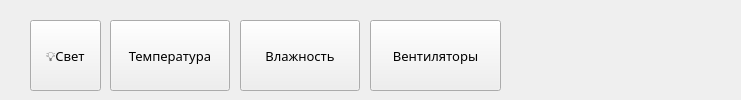
chelovek12565/farm, file ui/control_widget.ui: the form before one commit.
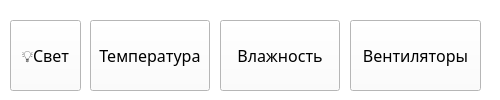
The form after the commit.

What changed in the file:
```diff
--- a/ui/control_widget.ui
+++ b/ui/control_widget.ui
@@ -6,7 +6,7 @@
    <rect>
     <x>0</x>
     <y>0</y>
-    <width>741</width>
+    <width>500</width>
     <height>100</height>
    </rect>
   </property>
@@ -18,13 +18,13 @@
   </property>
   <property name="minimumSize">
    <size>
-    <width>741</width>
+    <width>500</width>
     <height>100</height>
    </size>
   </property>
   <property name="maximumSize">
    <size>
-    <width>16777215</width>
+    <width>550</width>
     <height>100</height>
    </size>
   </property>
@@ -32,12 +32,15 @@
    <string>Form</string>
   </property>
   <property name="styleSheet">
-   <string notr="true"/>
+   <string notr="true">QPushButton {font: 63 12pt &quot;Segoe UI Semibold&quot;}
+QPushButton:hover{background: #2666DE; border:none;}
+QWidget {background: white;}
+</string>
   </property>
   <widget class="QPushButton" name="lightButton">
    <property name="geometry">
     <rect>
-     <x>30</x>
+     <x>10</x>
      <y>20</y>
      <width>71</width>
      <height>71</height>
@@ -63,8 +66,11 @@
    </property>
    <property name="font">
     <font>
-     <family>Segoe UI Variable Text Semibold</family>
-     <pointsize>10</pointsize>
+     <family>Segoe UI Semibold</family>
+     <pointsize>12</pointsize>
+     <weight>7</weight>
+     <italic>false</italic>
+     <bold>false</bold>
     </font>
    </property>
    <property name="autoFillBackground">
@@ -86,7 +92,7 @@
   <widget class="QPushButton" name="tempButton">
    <property name="geometry">
     <rect>
-     <x>110</x>
+     <x>90</x>
      <y>20</y>
      <width>120</width>
      <height>71</height>
@@ -106,8 +112,11 @@
    </property>
    <property name="font">
     <font>
-     <family>Segoe UI Variable Text Semibold</family>
-     <pointsize>10</pointsize>
+     <family>Segoe UI Semibold</family>
+     <pointsize>12</pointsize>
+     <weight>7</weight>
+     <italic>false</italic>
+     <bold>false</bold>
     </font>
    </property>
    <property name="autoFillBackground">
@@ -129,7 +138,7 @@
   <widget class="QPushButton" name="humidButton">
    <property name="geometry">
     <rect>
-     <x>240</x>
+     <x>220</x>
      <y>20</y>
      <width>120</width>
      <height>71</height>
@@ -149,8 +158,11 @@
    </property>
    <property name="font">
     <font>
-     <family>Segoe UI Variable Text Semibold</family>
-     <pointsize>10</pointsize>
+     <family>Segoe UI Semibold</family>
+     <pointsize>12</pointsize>
+     <weight>7</weight>
+     <italic>false</italic>
+     <bold>false</bold>
     </font>
    </property>
    <property name="autoFillBackground">
@@ -172,7 +184,7 @@
   <widget class="QPushButton" name="ventButton">
    <property name="geometry">
     <rect>
-     <x>370</x>
+     <x>350</x>
      <y>20</y>
      <width>131</width>
      <height>71</height>
@@ -192,8 +204,11 @@
    </property>
    <property name="font">
     <font>
-     <family>Segoe UI Variable Text Semibold</family>
-     <pointsize>10</pointsize>
+     <family>Segoe UI Semibold</family>
+     <pointsize>12</pointsize>
+     <weight>7</weight>
+     <italic>false</italic>
+     <bold>false</bold>
     </font>
    </property>
    <property name="autoFillBackground">
```
